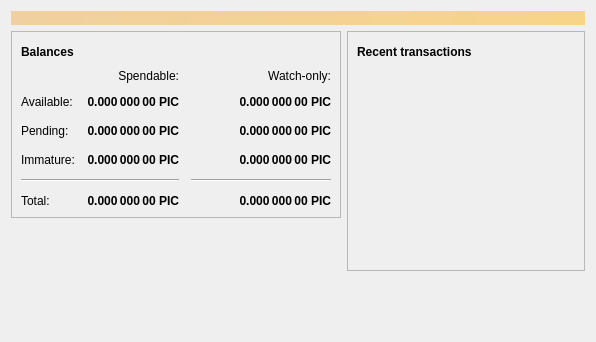
This is src/qt/forms/overviewpage.ui in minblock/picscoin as Qt 5 draws it before an edit. The edited form follows.
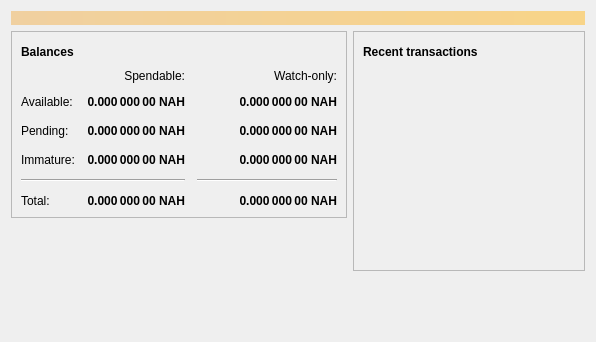
This is the edited form. Icons and pictures are not drawn.

Patch:
```diff
--- a/src/qt/forms/overviewpage.ui
+++ b/src/qt/forms/overviewpage.ui
@@ -129,7 +129,7 @@
                <string>Unconfirmed transactions to watch-only addresses</string>
               </property>
               <property name="text">
-               <string notr="true">0.000 000 00 PIC</string>
+               <string notr="true">0.000 000 00 NAH</string>
               </property>
               <property name="alignment">
                <set>Qt::AlignRight|Qt::AlignTrailing|Qt::AlignVCenter</set>
@@ -154,7 +154,7 @@
                <string>Total of transactions that have yet to be confirmed, and do not yet count toward the spendable balance</string>
               </property>
               <property name="text">
-               <string notr="true">0.000 000 00 PIC</string>
+               <string notr="true">0.000 000 00 NAH</string>
               </property>
               <property name="alignment">
                <set>Qt::AlignRight|Qt::AlignTrailing|Qt::AlignVCenter</set>
@@ -179,7 +179,7 @@
                <string>Mined balance in watch-only addresses that has not yet matured</string>
               </property>
               <property name="text">
-               <string notr="true">0.000 000 00 PIC</string>
+               <string notr="true">0.000 000 00 NAH</string>
               </property>
               <property name="alignment">
                <set>Qt::AlignRight|Qt::AlignTrailing|Qt::AlignVCenter</set>
@@ -237,7 +237,7 @@
                <string>Mined balance that has not yet matured</string>
               </property>
               <property name="text">
-               <string notr="true">0.000 000 00 PIC</string>
+               <string notr="true">0.000 000 00 NAH</string>
               </property>
               <property name="alignment">
                <set>Qt::AlignRight|Qt::AlignTrailing|Qt::AlignVCenter</set>
@@ -282,7 +282,7 @@
                <string>Your current total balance</string>
               </property>
               <property name="text">
-               <string notr="true">0.000 000 00 PIC</string>
+               <string notr="true">0.000 000 00 NAH</string>
               </property>
               <property name="alignment">
                <set>Qt::AlignRight|Qt::AlignTrailing|Qt::AlignVCenter</set>
@@ -307,7 +307,7 @@
                <string>Current total balance in watch-only addresses</string>
               </property>
               <property name="text">
-               <string notr="true">0.000 000 00 PIC</string>
+               <string notr="true">0.000 000 00 NAH</string>
               </property>
               <property name="alignment">
                <set>Qt::AlignRight|Qt::AlignTrailing|Qt::AlignVCenter</set>
@@ -349,7 +349,7 @@
                <string>Your current spendable balance</string>
               </property>
               <property name="text">
-               <string notr="true">0.000 000 00 PIC</string>
+               <string notr="true">0.000 000 00 NAH</string>
               </property>
               <property name="alignment">
                <set>Qt::AlignRight|Qt::AlignTrailing|Qt::AlignVCenter</set>
@@ -374,7 +374,7 @@
                <string>Your current balance in watch-only addresses</string>
               </property>
               <property name="text">
-               <string notr="true">0.000 000 00 PIC</string>
+               <string notr="true">0.000 000 00 NAH</string>
               </property>
               <property name="alignment">
                <set>Qt::AlignRight|Qt::AlignTrailing|Qt::AlignVCenter</set>
```
Left out of the diff: 4 changed lines with no effect on the pictures.
